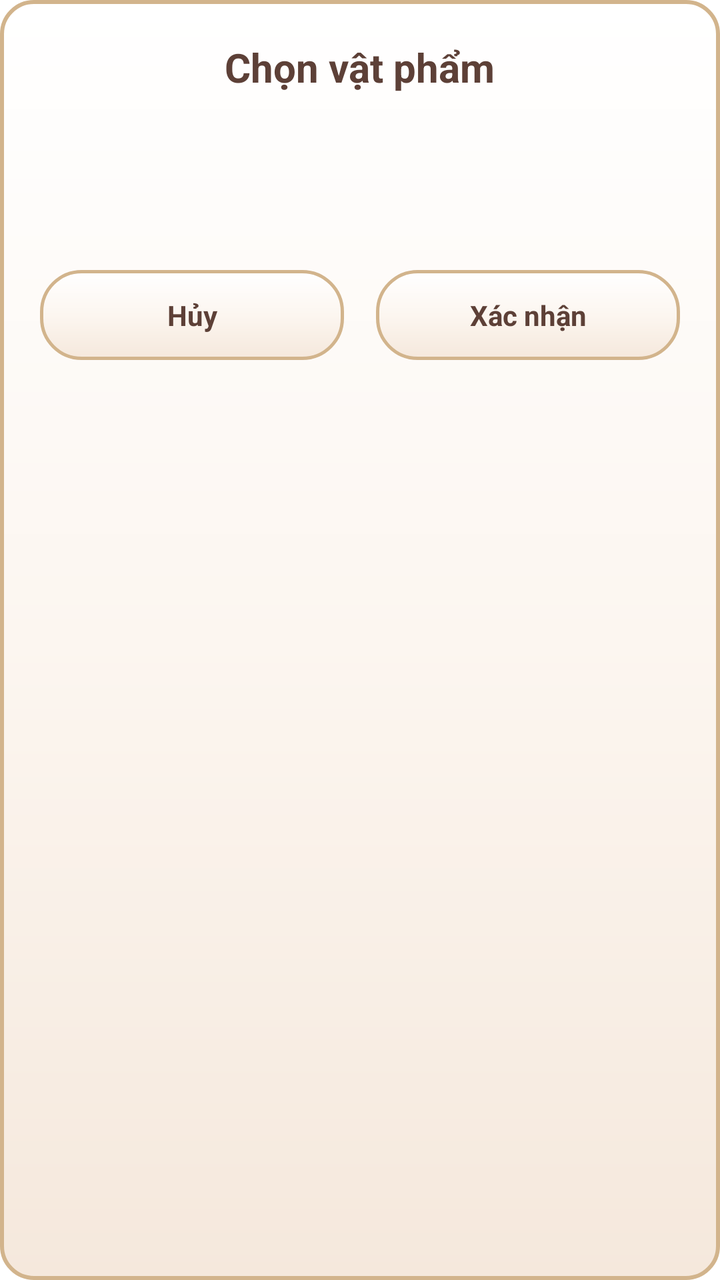
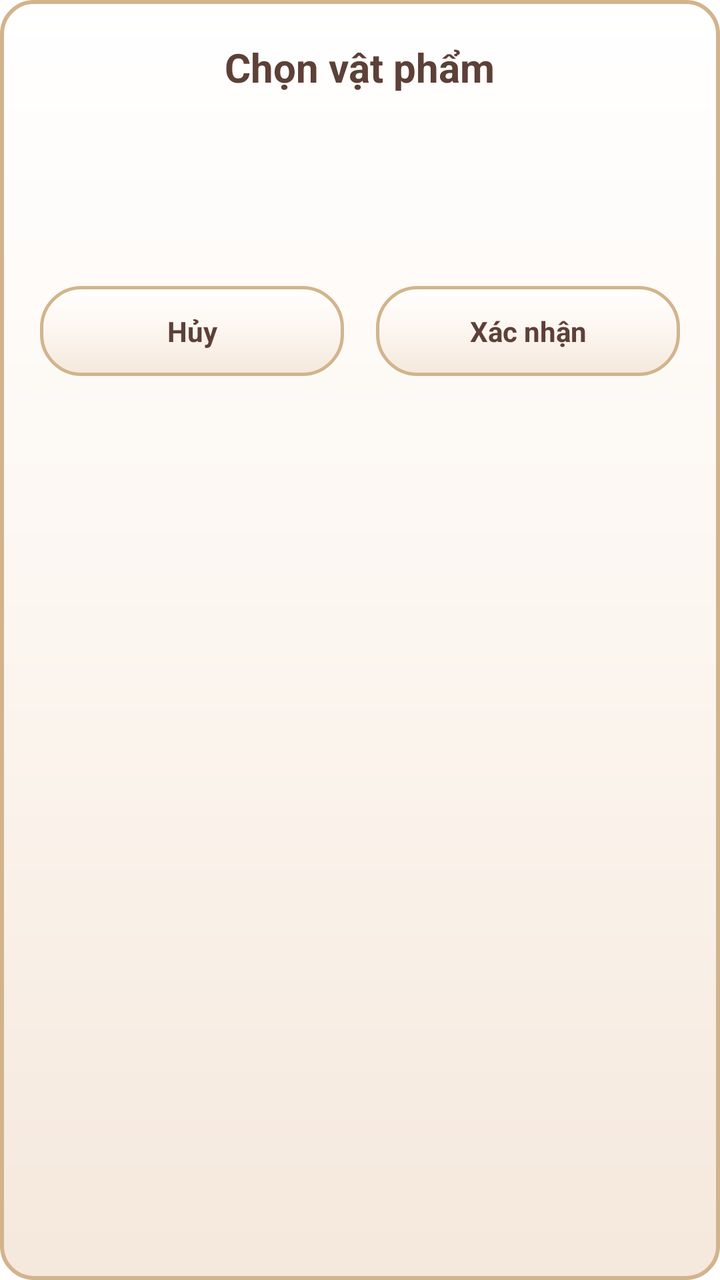

Compare the two renders of this Android layout. The source of the first and the diff that turns it into the second are given below.
<!-- AndroidManifest.xml: application theme Theme.ThapHuongGiaTien -->
<!-- res/layout/dialog_altar_items.xml -->
<?xml version="1.0" encoding="utf-8"?>
<LinearLayout xmlns:android="http://schemas.android.com/apk/res/android"
    xmlns:app="http://schemas.android.com/apk/res-auto"
    android:layout_width="match_parent"
    android:layout_height="wrap_content"
    android:background="@drawable/bg_dialog_traditional"
    android:orientation="vertical"
    android:padding="20dp">

    <TextView
        android:id="@+id/txtDialogTitle"
        android:layout_width="wrap_content"
        android:layout_height="wrap_content"
        android:layout_gravity="center_horizontal"
        android:layout_marginBottom="12dp"
        android:text="Chọn vật phẩm"
        android:textColor="#5D4037"
        android:textSize="20sp"
        android:textStyle="bold" />

    <com.google.android.material.tabs.TabLayout
        android:id="@+id/tabLayoutCategories"
        android:layout_width="match_parent"
        android:layout_height="wrap_content"
        android:background="@android:color/transparent"
        app:tabIndicatorColor="#8B4513"
        app:tabIndicatorHeight="3dp"
        app:tabMode="scrollable"
        app:tabSelectedTextColor="#8B4513"
        app:tabTextColor="#A1887F"
        app:tabTextAppearance="@style/TraditionalTabTextAppearance" />

    <HorizontalScrollView
        android:layout_width="match_parent"
        android:layout_height="wrap_content"
        android:layout_marginTop="12dp"
        android:scrollbars="none">

        <LinearLayout
            android:id="@+id/layoutItemsContainer"
            android:layout_width="wrap_content"
            android:layout_height="wrap_content"
            android:gravity="center_vertical"
            android:orientation="horizontal">
            
        </LinearLayout>
    </HorizontalScrollView>

    
    <TextView
        android:id="@+id/txtError"
        android:layout_width="wrap_content"
        android:layout_height="wrap_content"
        android:layout_gravity="center_horizontal"
        android:layout_marginTop="8dp"
        android:text="Hãy chọn vật phẩm"
        android:textColor="#FF0000"
        android:textSize="14sp"
        android:visibility="gone" />

    <LinearLayout
        android:layout_width="match_parent"
        android:layout_height="wrap_content"
        android:layout_marginTop="16dp"
        android:gravity="center"
        android:orientation="horizontal">

        <TextView
            android:id="@+id/btnCancel"
            android:layout_width="0dp"
            android:layout_height="45dp"
            android:layout_marginEnd="8dp"
            android:layout_weight="1"
            android:background="@drawable/bg_action_button"
            android:clickable="true"
            android:focusable="true"
            android:gravity="center"
            android:text="Hủy"
            android:textColor="#5D4037"
            android:textStyle="bold" />

        <TextView
            android:id="@+id/btnOk"
            android:layout_width="0dp"
            android:layout_height="45dp"
            android:layout_marginStart="8dp"
            android:layout_weight="1"
            android:background="@drawable/bg_action_button"
            android:clickable="true"
            android:focusable="true"
            android:gravity="center"
            android:text="Xác nhận"
            android:textColor="#5D4037"
            android:textStyle="bold" />
    </LinearLayout>
</LinearLayout>
<!-- resources referenced by this layout -->
<resources>
  <!-- drawable bg_action_button (drawable) -->
  <?xml version="1.0" encoding="utf-8"?>
  <ripple xmlns:android="http://schemas.android.com/apk/res/android"
      android:color="#208B4513">
      <item>
          <shape android:shape="rectangle">
              <gradient
                  android:startColor="#FFFFFF"
                  android:centerColor="#FCF6F0"
                  android:endColor="#F5E8DC"
                  android:angle="270" />
              <corners android:radius="20dp" />
              <stroke
                  android:width="1.5dp"
                  android:color="#D2B48C" />
          </shape>
      </item>
  </ripple>
  <!-- drawable bg_dialog_traditional (drawable) -->
  <?xml version="1.0" encoding="utf-8"?>
  <shape xmlns:android="http://schemas.android.com/apk/res/android"
      android:shape="rectangle">
      <gradient
          android:startColor="#FFFFFF"
          android:centerColor="#FCF6F0"
          android:endColor="#F5E8DC"
          android:angle="270" />
      <corners android:radius="16dp" />
      <stroke
          android:width="2dp"
          android:color="#D2B48C" />
  </shape>
  <style name="TraditionalTabTextAppearance" parent="TextAppearance.Design.Tab">
          <item name="android:textSize">14sp</item>
          <item name="android:textStyle">bold</item>
          <item name="android:textAllCaps">false</item>
      </style>
  <style name="Theme.ThapHuongGiaTien" parent="Theme.MaterialComponents.DayNight.NoActionBar">
          
          <item name="colorPrimary">@color/purple_500</item>
          <item name="colorPrimaryVariant">@color/purple_700</item>
          <item name="colorOnPrimary">@color/white</item>
          
          <item name="colorSecondary">@color/teal_200</item>
          <item name="colorSecondaryVariant">@color/teal_700</item>
          <item name="colorOnSecondary">@color/black</item>
          
          <item name="android:statusBarColor">@color/white</item>
          <item name="android:windowLightStatusBar">true</item>
          
      </style>
  <color name="purple_500">#FF6200EE</color>
  <color name="purple_700">#FF3700B3</color>
  <color name="white">#FFFFFFFF</color>
  <color name="teal_200">#FF03DAC5</color>
  <color name="teal_700">#FF018786</color>
  <color name="black">#FF000000</color>
</resources>

<!-- the commit's change to res/layout/dialog_altar_items.xml (unified diff, before → after) -->
@@ -31,9 +31,16 @@
         app:tabTextAppearance="@style/TraditionalTabTextAppearance" />
 
     <HorizontalScrollView
+        android:id="@+id/scrollItems"
         android:layout_width="match_parent"
         android:layout_height="wrap_content"
         android:layout_marginTop="12dp"
+        android:clipToPadding="false"
+        android:overScrollMode="never"
+        android:paddingStart="4dp"
+        android:paddingTop="4dp"
+        android:paddingEnd="4dp"
+        android:paddingBottom="4dp"
         android:scrollbars="none">
 
         <LinearLayout
